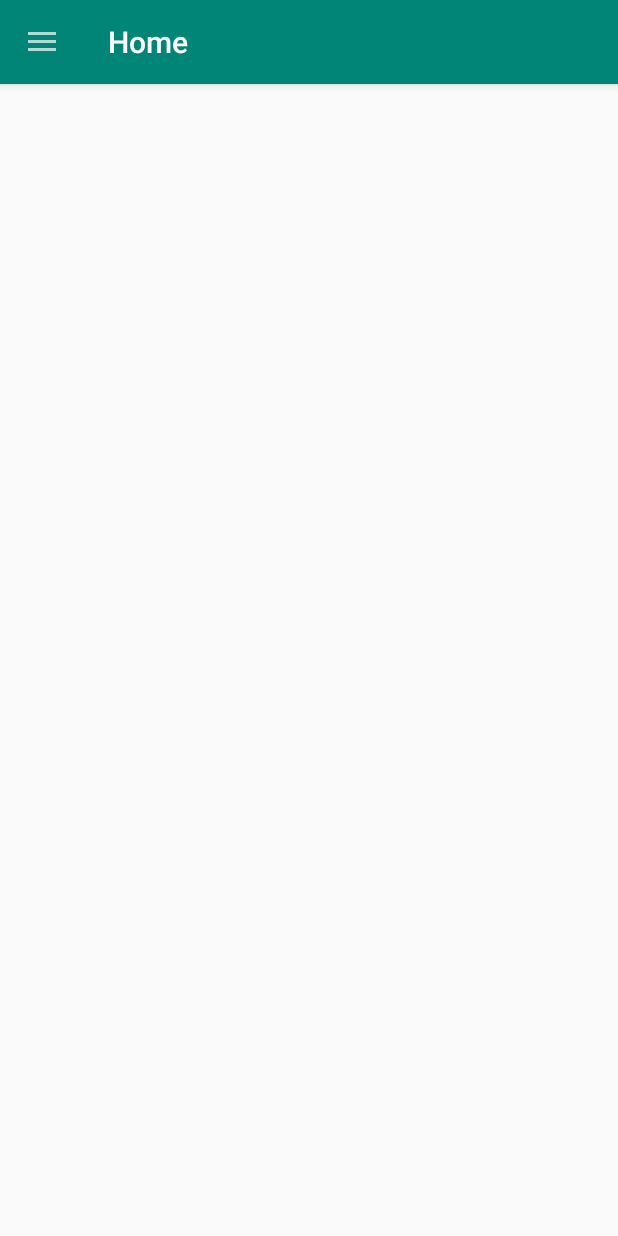
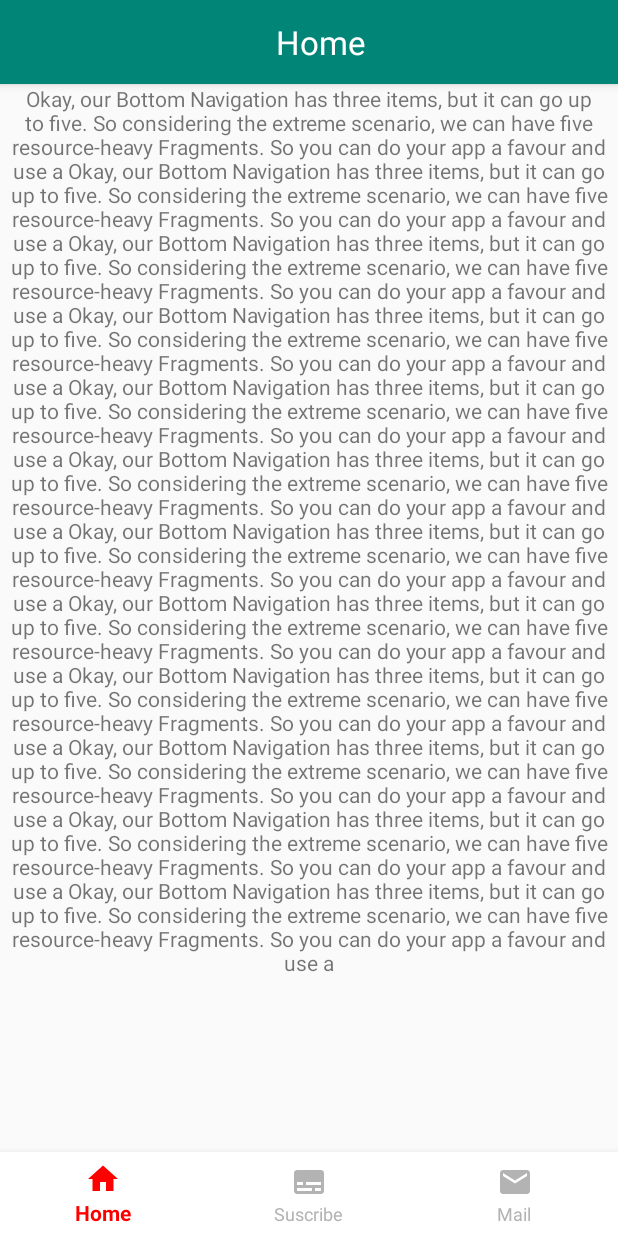
Before and after one commit to 7th-short-course-week-day-6-8pm/navigation-view-demo, an Android app: the screen it shows after launch (MainActivity before the commit, BottomNavigationViewActivity after it), on a phone screen of 412 x 824 dp. Run offline under Robolectric (Android 15) with nearby library versions, the phone set to English and light mode, and no system bars.

Commit message:
bottom navigation

```diff
--- a/app/src/main/AndroidManifest.xml
+++ b/app/src/main/AndroidManifest.xml
@@ -9,13 +9,16 @@
         android:roundIcon="@mipmap/ic_launcher_round"
         android:supportsRtl="true"
         android:theme="@style/AppTheme">
-        <activity android:name=".MainActivity">
+        <activity android:name=".BottomNavigationViewActivity">
             <intent-filter>
                 <action android:name="android.intent.action.MAIN" />
 
                 <category android:name="android.intent.category.LAUNCHER" />
             </intent-filter>
         </activity>
+        <activity android:name=".MainActivity">
+
+        </activity>
     </application>
 
 </manifest>
--- /dev/null
+++ b/app/src/main/java/com/rathana/materialdesign/BottomNavigationViewActivity.java
@@ -0,0 +1,60 @@
+package com.rathana.materialdesign;
+
+import android.support.annotation.IdRes;
+import android.support.annotation.NonNull;
+import android.support.design.widget.BottomNavigationView;
+import android.support.v4.app.Fragment;
+import android.support.v4.app.FragmentTransaction;
+import android.support.v7.app.AppCompatActivity;
+import android.os.Bundle;
+import android.view.MenuItem;
+
+import com.rathana.materialdesign.fragment.DoneFragment;
+import com.rathana.materialdesign.fragment.HomeFragment;
+import com.rathana.materialdesign.fragment.SnoozedFragment;
+
+public class BottomNavigationViewActivity extends AppCompatActivity {
+
+
+    private BottomNavigationView bottomNavigationView;
+
+
+    @Override
+    protected void onCreate(Bundle savedInstanceState) {
+        super.onCreate(savedInstanceState);
+        setContentView(R.layout.activity_botton_navigation_view);
+
+        bottomNavigationView=findViewById(R.id.bottom_nav);
+
+        replaceFragment(R.id.container,new HomeFragment());
+
+        bottomNavigationView.setOnNavigationItemSelectedListener(new BottomNavigationView.OnNavigationItemSelectedListener() {
+            @Override
+            public boolean onNavigationItemSelected(@NonNull MenuItem menuItem) {
+                switch (menuItem.getItemId()){
+                    case R.id.btnHome:
+                        replaceFragment(R.id.container,new HomeFragment());
+                        return true;
+                    case R.id.btnSub :
+                        replaceFragment(R.id.container,new SnoozedFragment());
+                        return true;
+                    case R.id.btnmail:
+                        replaceFragment(R.id.container,new DoneFragment());
+                        return true;
+                }
+
+                return true;
+            }
+        });
+    }
+
+    private void replaceFragment(@IdRes int container, Fragment fragment){
+        if(fragment!=null){
+            FragmentTransaction t= getSupportFragmentManager().beginTransaction();
+            t.replace(container,fragment);
+            t.commit();
+        }
+
+
+    }
+}
--- a/app/src/main/java/com/rathana/materialdesign/MainActivity.java
+++ b/app/src/main/java/com/rathana/materialdesign/MainActivity.java
@@ -13,6 +13,8 @@ import android.support.v7.app.AppCompatActivity;
 import android.os.Bundle;
 import android.support.v7.widget.Toolbar;
 import android.view.MenuItem;
+import android.widget.CompoundButton;
+import android.widget.Toast;
 
 import com.rathana.materialdesign.fragment.DoneFragment;
 import com.rathana.materialdesign.fragment.HomeFragment;
@@ -52,6 +54,17 @@ implements NavigationView.OnNavigationItemSelectedListener{
 
         //add event listener to navigation view
         navigationView.setNavigationItemSelectedListener(this);
+
+        MenuItem menuItem= navigationView.getMenu().findItem(R.id.btnShare);
+        CompoundButton checkbox= (CompoundButton) menuItem.getActionView();
+        checkbox.setOnCheckedChangeListener(new CompoundButton.OnCheckedChangeListener() {
+            @Override
+            public void onCheckedChanged(CompoundButton buttonView, boolean isChecked) {
+                Toast.makeText(MainActivity.this, "check", Toast.LENGTH_SHORT)
+                        .show();
+            }
+        });
+
     }
 
     @Override
--- /dev/null
+++ b/app/src/main/res/drawable/bottom_nav_color_selector.xml
@@ -0,0 +1,8 @@
+<?xml version="1.0" encoding="utf-8"?>
+<selector xmlns:android="http://schemas.android.com/apk/res/android">
+
+    <item android:state_checked="true"
+        android:color="#FF0000"/>
+    <item android:state_checked="false"
+        android:color="#B3B3B3"/>
+</selector>
--- /dev/null
+++ b/app/src/main/res/drawable/ic_email_black_24dp.xml
@@ -0,0 +1,5 @@
+<vector android:height="24dp" android:tint="#B3B3B3"
+    android:viewportHeight="24.0" android:viewportWidth="24.0"
+    android:width="24dp" xmlns:android="http://schemas.android.com/apk/res/android">
+    <path android:fillColor="#FF000000" android:pathData="M20,4L4,4c-1.1,0 -1.99,0.9 -1.99,2L2,18c0,1.1 0.9,2 2,2h16c1.1,0 2,-0.9 2,-2L22,6c0,-1.1 -0.9,-2 -2,-2zM20,8l-8,5 -8,-5L4,6l8,5 8,-5v2z"/>
+</vector>
--- /dev/null
+++ b/app/src/main/res/drawable/ic_home_black_24dp.xml
@@ -0,0 +1,5 @@
+<vector android:height="24dp" android:tint="#B3B3B3"
+    android:viewportHeight="24.0" android:viewportWidth="24.0"
+    android:width="24dp" xmlns:android="http://schemas.android.com/apk/res/android">
+    <path android:fillColor="#FF000000" android:pathData="M10,20v-6h4v6h5v-8h3L12,3 2,12h3v8z"/>
+</vector>
--- /dev/null
+++ b/app/src/main/res/drawable/ic_subtitles_black_24dp.xml
@@ -0,0 +1,5 @@
+<vector android:height="24dp" android:tint="#B3B3B3"
+    android:viewportHeight="24.0" android:viewportWidth="24.0"
+    android:width="24dp" xmlns:android="http://schemas.android.com/apk/res/android">
+    <path android:fillColor="#FF000000" android:pathData="M20,4L4,4c-1.1,0 -2,0.9 -2,2v12c0,1.1 0.9,2 2,2h16c1.1,0 2,-0.9 2,-2L22,6c0,-1.1 -0.9,-2 -2,-2zM4,12h4v2L4,14v-2zM14,18L4,18v-2h10v2zM20,18h-4v-2h4v2zM20,14L10,14v-2h10v2z"/>
+</vector>
--- /dev/null
+++ b/app/src/main/res/layout/activity_botton_navigation_view.xml
@@ -0,0 +1,28 @@
+<?xml version="1.0" encoding="utf-8"?>
+<RelativeLayout
+    xmlns:android="http://schemas.android.com/apk/res/android"
+    xmlns:app="http://schemas.android.com/apk/res-auto"
+    xmlns:tools="http://schemas.android.com/tools"
+    android:layout_width="match_parent"
+    android:layout_height="match_parent"
+    tools:context=".BottomNavigationViewActivity">
+
+    <android.support.design.widget.BottomNavigationView
+        android:layout_width="match_parent"
+        android:layout_height="?attr/actionBarSize"
+        android:id="@+id/bottom_nav"
+        android:layout_alignParentBottom="true"
+        android:background="#fff"
+        app:menu="@menu/bottom_nav_menu"
+        app:itemIconTint="@drawable/bottom_nav_color_selector"
+        app:itemTextColor="@drawable/bottom_nav_color_selector"/>
+
+    <FrameLayout
+        android:id="@+id/container"
+        android:layout_width="match_parent"
+        android:layout_height="match_parent"
+        android:layout_alignParentStart="true"
+        android:layout_alignParentTop="true"
+        android:layout_above="@+id/bottom_nav"/>
+
+</RelativeLayout>
--- a/app/src/main/res/layout/fragment_home.xml
+++ b/app/src/main/res/layout/fragment_home.xml
@@ -1,24 +1,49 @@
 <?xml version="1.0" encoding="utf-8"?>
-<android.support.constraint.ConstraintLayout
+<android.support.design.widget.CoordinatorLayout
     xmlns:android="http://schemas.android.com/apk/res/android"
     xmlns:app="http://schemas.android.com/apk/res-auto"
     xmlns:tools="http://schemas.android.com/tools"
     android:layout_width="match_parent"
     android:layout_height="match_parent">
 
-    <TextView
-        android:id="@+id/textView"
-        android:layout_width="0dp"
+    <android.support.design.widget.AppBarLayout
+        android:layout_width="match_parent"
         android:layout_height="wrap_content"
-        android:layout_marginStart="8dp"
-        android:layout_marginTop="8dp"
-        android:layout_marginEnd="8dp"
-        android:layout_marginBottom="8dp"
-        android:text="Home Screen"
-        android:textSize="22dp"
-        android:gravity="center"
-        app:layout_constraintBottom_toBottomOf="parent"
-        app:layout_constraintEnd_toEndOf="parent"
-        app:layout_constraintStart_toStartOf="parent"
-        app:layout_constraintTop_toTopOf="parent" />
-</android.support.constraint.ConstraintLayout>
+        android:fitsSystemWindows="true">
+
+        <android.support.v7.widget.Toolbar
+            android:layout_width="match_parent"
+            android:layout_height="?attr/actionBarSize"
+            android:id="@+id/tool_bar"
+            app:layout_collapseMode="pin"
+            app:layout_scrollFlags="scroll|enterAlways"
+            android:gravity="center">
+            <RelativeLayout
+                android:layout_width="match_parent"
+                android:layout_height="match_parent">
+                <TextView
+                    android:layout_width="wrap_content"
+                    android:layout_height="wrap_content"
+                    android:text="Home"
+                    android:textColor="#fff"
+                    android:textSize="22dp"
+                    android:layout_centerInParent="true"
+                    />
+            </RelativeLayout>
+        </android.support.v7.widget.Toolbar>
+
+    </android.support.design.widget.AppBarLayout>
+
+    <!--content with scroll View-->
+    <android.support.v4.widget.NestedScrollView
+        android:layout_width="match_parent"
+        android:layout_height="match_parent"
+        app:layout_behavior="@string/appbar_scrolling_view_behavior">
+        <TextView
+            android:layout_width="match_parent"
+            android:layout_height="wrap_content"
+            android:gravity="center"
+            android:text="@string/content"/>
+    </android.support.v4.widget.NestedScrollView>
+
+</android.support.design.widget.CoordinatorLayout>
--- /dev/null
+++ b/app/src/main/res/layout/share_nav_item_layout.xml
@@ -0,0 +1,7 @@
+<?xml version="1.0" encoding="utf-8"?>
+<CheckBox
+    xmlns:android="http://schemas.android.com/apk/res/android"
+    android:layout_width="wrap_content"
+    android:layout_height="wrap_content"
+    android:checked="true"
+    android:id="@+id/checkbox" />
--- /dev/null
+++ b/app/src/main/res/menu/bottom_nav_menu.xml
@@ -0,0 +1,17 @@
+<?xml version="1.0" encoding="utf-8"?>
+<menu xmlns:app="http://schemas.android.com/apk/res-auto"
+    xmlns:android="http://schemas.android.com/apk/res/android">
+
+    <item
+        android:id="@+id/btnHome"
+        android:icon="@drawable/ic_home_black_24dp"
+        android:title="Home" />
+    <item
+        android:id="@+id/btnSub"
+        android:icon="@drawable/ic_subtitles_black_24dp"
+        android:title="Suscribe" />
+    <item
+        android:id="@+id/btnmail"
+        android:icon="@drawable/ic_email_black_24dp"
+        android:title="Mail" />
+</menu>
--- a/app/src/main/res/menu/nav_menu.xml
+++ b/app/src/main/res/menu/nav_menu.xml
@@ -1,6 +1,7 @@
 <?xml version="1.0" encoding="utf-8"?>
-<menu xmlns:android="http://schemas.android.com/apk/res/android">
-    <group>
+<menu xmlns:android="http://schemas.android.com/apk/res/android"
+    xmlns:app="http://schemas.android.com/apk/res-auto">
+    <group >
         <item android:id="@+id/btnInbox"
             android:title="Inbox"
             android:icon="@drawable/ic_inbox_gray_24dp"/>
@@ -9,7 +10,15 @@
             android:icon="@drawable/ic_snooze_gray_24dp"/>
         <item android:id="@+id/btnDone"
             android:title="Done"
+            android:checkable="true"
             android:icon="@drawable/ic_done_gray_24dp"/>
+
+
+        <item
+            android:title="share"
+            android:id="@+id/btnShare"
+            android:icon="@drawable/ic_done_gray_24dp"
+            app:actionLayout="@layout/share_nav_item_layout"/>
 
     </group>
 </menu>
--- a/app/src/main/res/values/strings.xml
+++ b/app/src/main/res/values/strings.xml
@@ -2,4 +2,19 @@
     <string name="app_name">MaterialDesign</string>
     <string name="nav_toggle_open">Open</string>
     <string name="nav_toggle_close">Close</string>
+
+    <string name="content">
+        Okay, our Bottom Navigation has three items, but it can go up to five. So considering the extreme scenario, we can have five resource-heavy Fragments. So you can do your app a favour and use a
+        Okay, our Bottom Navigation has three items, but it can go up to five. So considering the extreme scenario, we can have five resource-heavy Fragments. So you can do your app a favour and use a
+        Okay, our Bottom Navigation has three items, but it can go up to five. So considering the extreme scenario, we can have five resource-heavy Fragments. So you can do your app a favour and use a
+        Okay, our Bottom Navigation has three items, but it can go up to five. So considering the extreme scenario, we can have five resource-heavy Fragments. So you can do your app a favour and use a
+        Okay, our Bottom Navigation has three items, but it can go up to five. So considering the extreme scenario, we can have five resource-heavy Fragments. So you can do your app a favour and use a
+        Okay, our Bottom Navigation has three items, but it can go up to five. So considering the extreme scenario, we can have five resource-heavy Fragments. So you can do your app a favour and use a
+        Okay, our Bottom Navigation has three items, but it can go up to five. So considering the extreme scenario, we can have five resource-heavy Fragments. So you can do your app a favour and use a
+        Okay, our Bottom Navigation has three items, but it can go up to five. So considering the extreme scenario, we can have five resource-heavy Fragments. So you can do your app a favour and use a
+        Okay, our Bottom Navigation has three items, but it can go up to five. So considering the extreme scenario, we can have five resource-heavy Fragments. So you can do your app a favour and use a
+        Okay, our Bottom Navigation has three items, but it can go up to five. So considering the extreme scenario, we can have five resource-heavy Fragments. So you can do your app a favour and use a
+        Okay, our Bottom Navigation has three items, but it can go up to five. So considering the extreme scenario, we can have five resource-heavy Fragments. So you can do your app a favour and use a
+        Okay, our Bottom Navigation has three items, but it can go up to five. So considering the extreme scenario, we can have five resource-heavy Fragments. So you can do your app a favour and use a
+    </string>
 </resources>
```
